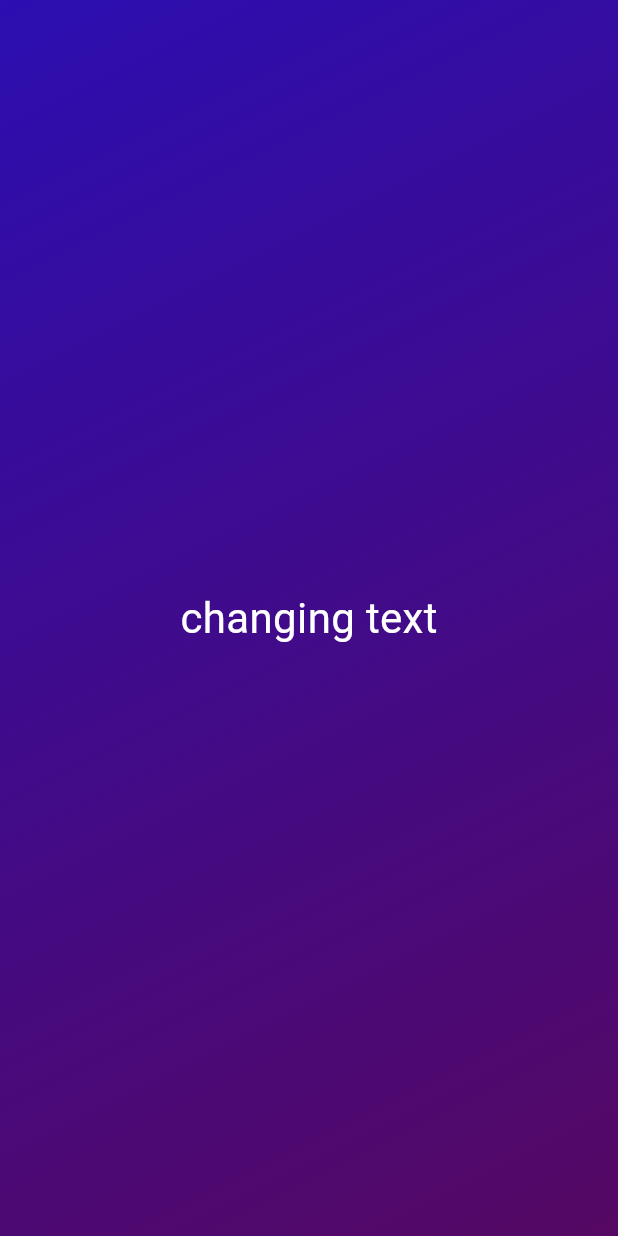
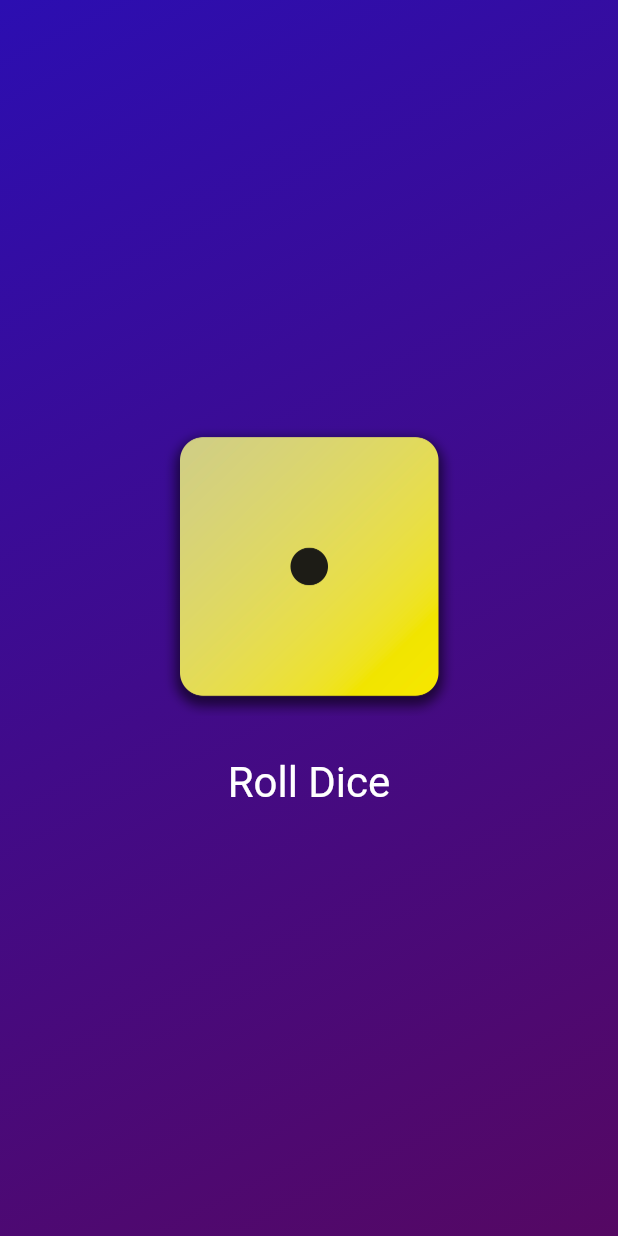
Before and after one commit to aliwarraich007/flutter-roll-dice-app, a Flutter app: the screen it shows after launch, on a phone screen of 412 x 824 dp. Run offline on Flutter 3.47's test engine with Material 3 defaults, Android fonts, the phone set to English and light mode, and no system bars.

Commit message:
🎉 Finished: finished app

```diff
--- /dev/null
+++ b/dice_roll/lib/widgets/dice_roller.dart
@@ -0,0 +1,46 @@
+import 'package:flutter/material.dart';
+import 'dart:math';
+
+final randomizer = Random();
+
+class DiceRoller extends StatefulWidget {
+  const DiceRoller({super.key});
+  @override
+  State<DiceRoller> createState() {
+    return _DiceRollerWidget();
+  }
+}
+
+class _DiceRollerWidget extends State<DiceRoller> {
+  var diceImage = 1;
+  void rollDice() {
+    setState(() {
+      diceImage = randomizer.nextInt(5) + 1;
+    });
+  }
+
+  @override
+  Widget build(context) {
+    return Column(
+      mainAxisSize: MainAxisSize.min,
+      children: [
+        Image.asset(
+          'assets/images/dice-$diceImage.png',
+          width: 200,
+        ),
+        const SizedBox(
+          height: 20,
+        ),
+        TextButton(
+          onPressed: rollDice,
+          style: TextButton.styleFrom(
+            foregroundColor: Colors.white,
+            textStyle: const TextStyle(fontSize: 28),
+            //padding: const EdgeInsets.all(20),
+          ),
+          child: const Text('Roll Dice'),
+        )
+      ],
+    );
+  }
+}
--- a/dice_roll/lib/widgets/gradient_container.dart
+++ b/dice_roll/lib/widgets/gradient_container.dart
@@ -1,5 +1,5 @@
 import 'package:flutter/material.dart';
-import 'package:dice_roll/widgets/styled_text.dart';
+import 'package:dice_roll/widgets/dice_roller.dart';
 
 // resuebale variable properties
 const startAlignment = Alignment.topLeft;
@@ -10,6 +10,7 @@ class ContainerWidget extends StatelessWidget {
   // const added here can be used with objects to optimize performance.
   const ContainerWidget({super.key, required this.colorList});
   final List<Color> colorList;
+
   @override
   Widget build(context) {
     return Container(
@@ -21,7 +22,7 @@ class ContainerWidget extends StatelessWidget {
         ),
       ),
       child: const Center(
-        child: StyledTextWidget('changing text'),
+        child: DiceRoller(),
       ),
     );
   }
```
Also changed, not shown: dice_roll/pubspec.yaml (+9 -7 lines), dice_roll/assets/images/dice-1.png (added), dice_roll/assets/images/dice-2.png (added), dice_roll/assets/images/dice-3.png (added), dice_roll/assets/images/dice-4.png (added), dice_roll/assets/images/dice-5.png (added), dice_roll/assets/images/dice-6.png (added), 1 other file.
